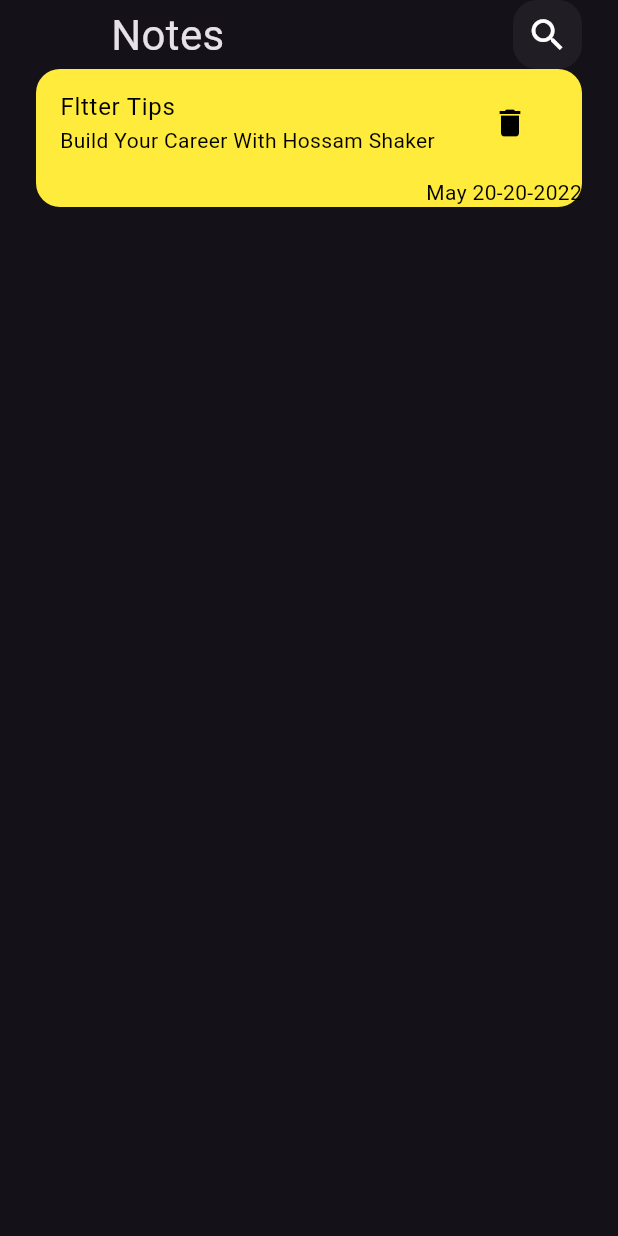
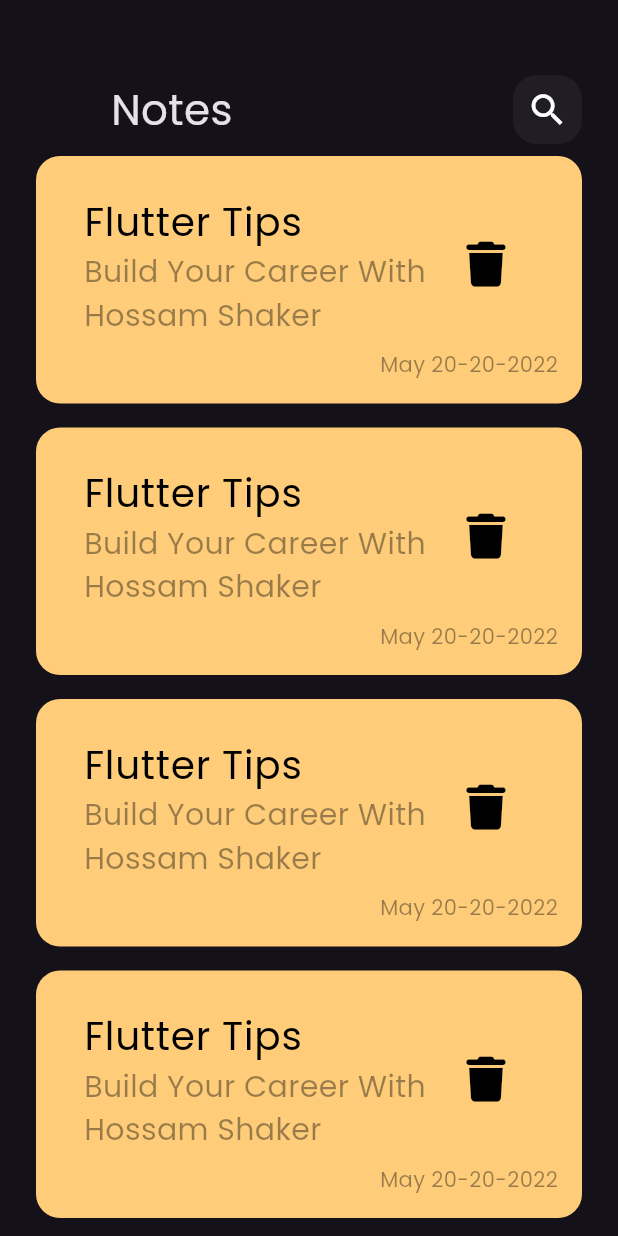
Before and after one commit to hsmalafifi/noots_app, a Flutter app: the screen it shows after launch, on a phone screen of 412 x 824 dp. Run offline on Flutter 3.47's test engine with Material 3 defaults, Android fonts, the phone set to English and light mode, and no system bars; our stand-ins replace font_awesome_flutter.

Commit message:
Creat Notes List View

```diff
--- a/lib/main.dart
+++ b/lib/main.dart
@@ -11,7 +11,11 @@
   @override
   Widget build(BuildContext context) {
     return MaterialApp(
-debugShowCheckedModeBanner: false,      theme: ThemeData(
+
+debugShowCheckedModeBanner: false,
+   theme: ThemeData(
+    fontFamily: 'Poppins',
+
         brightness: Brightness.dark),
       home: const NotesView() ,
     );
--- /dev/null
+++ b/lib/views/Widgets/Notes_Item.dart
@@ -0,0 +1,54 @@
+// ignore_for_file: file_names
+
+import 'package:flutter/material.dart';
+import 'package:font_awesome_flutter/font_awesome_flutter.dart';
+
+class NotesItem extends StatelessWidget {
+  const NotesItem({super.key});
+
+  @override
+  Widget build(BuildContext context) {
+    return Container(
+      padding: const EdgeInsets.symmetric(horizontal: 16, vertical: 16),
+      decoration: BoxDecoration(
+        color: const Color(0xffFFCD7A),
+        borderRadius: BorderRadius.circular(16),
+      ),
+      child: Column(
+        crossAxisAlignment: CrossAxisAlignment.end,
+        children: [
+          ListTile(
+            title: const Text(
+              'Flutter Tips',
+              style: TextStyle(
+                color: Colors.black,
+                fontSize: 26,
+              ),
+            ),
+            subtitle: Text(
+              'Build Your Career With Hossam Shaker',
+              style: TextStyle(
+                color: Colors.black.withOpacity(.4),
+                fontSize: 20,
+              ),
+            ),
+            trailing: IconButton(
+              onPressed: () {},
+              icon: const Icon(
+                FontAwesomeIcons.trash,
+                color: Colors.black,
+                size: 30,
+              ),
+            ),
+          ),
+          Text(
+            'May 20-20-2022',
+            style: TextStyle(
+              color: Colors.black.withOpacity(0.4),
+            ),
+          ),
+        ],
+      ),
+    );
+  }
+}
--- a/lib/views/Widgets/Notes_view_body.dart
+++ b/lib/views/Widgets/Notes_view_body.dart
@@ -2,6 +2,7 @@
 
 import 'package:flutter/material.dart';
 import 'package:noot_app/views/Widgets/CustomAppBar.dart';
+import 'package:noot_app/views/Widgets/Notes_Item.dart';
 
 class NotesViewBobdy extends StatelessWidget {
   const NotesViewBobdy({super.key});
@@ -12,53 +13,28 @@
       padding: EdgeInsets.symmetric(horizontal: 24),
       child: Column(
         children: [
+          SizedBox(height: 50,
+          ),
           CustomAppBar(),
-          NotesItem(),
-
+          Expanded(child: NotesListView()),
         ],
       ),
     );
   }
 }
 
-
-
-class NotesItem extends StatelessWidget {
-  const NotesItem({super.key});
+class NotesListView extends StatelessWidget {
+  const NotesListView({super.key});
 
   @override
   Widget build(BuildContext context) {
-    return Container(
-      decoration: BoxDecoration(
-        color: Colors.yellow,
-        borderRadius: BorderRadius.circular(16),
-      ),
-      child: Column(crossAxisAlignment: CrossAxisAlignment.end,
-        children: [
-          ListTile(
-            title: const Text(
-              'Fltter Tips',
-              style: TextStyle(
-                color: Colors.black,
-              ),
-            ),
-            subtitle: const Text('Build Your Career With Hossam Shaker',
-              style: TextStyle(
-                color: Colors.black,
-                ),
-            ),
-            trailing: IconButton(onPressed: (){}, icon: const Icon(Icons.delete,
-            color: Colors.black,
-            ),
-            ),
-          ),
-          Text('May 20-20-2022',
-          style: TextStyle(
-            color: Colors.black,
-          ),),
-        ],
-      ),
-
+    return ListView.builder(
+      itemBuilder: (context, index) {
+        return const Padding(
+          padding: EdgeInsets.symmetric(vertical: 8.0),
+          child: NotesItem(),
+        );
+      },
     );
   }
 }
```
Also changed, not shown: pubspec.yaml (+8 -7 lines), assets/fonts/Poppins-Bold.ttf (added), assets/fonts/Poppins-Regular.ttf (renamed from lib/views/assets/fonts/Poppins-Regular.ttf), pubspec.lock.
